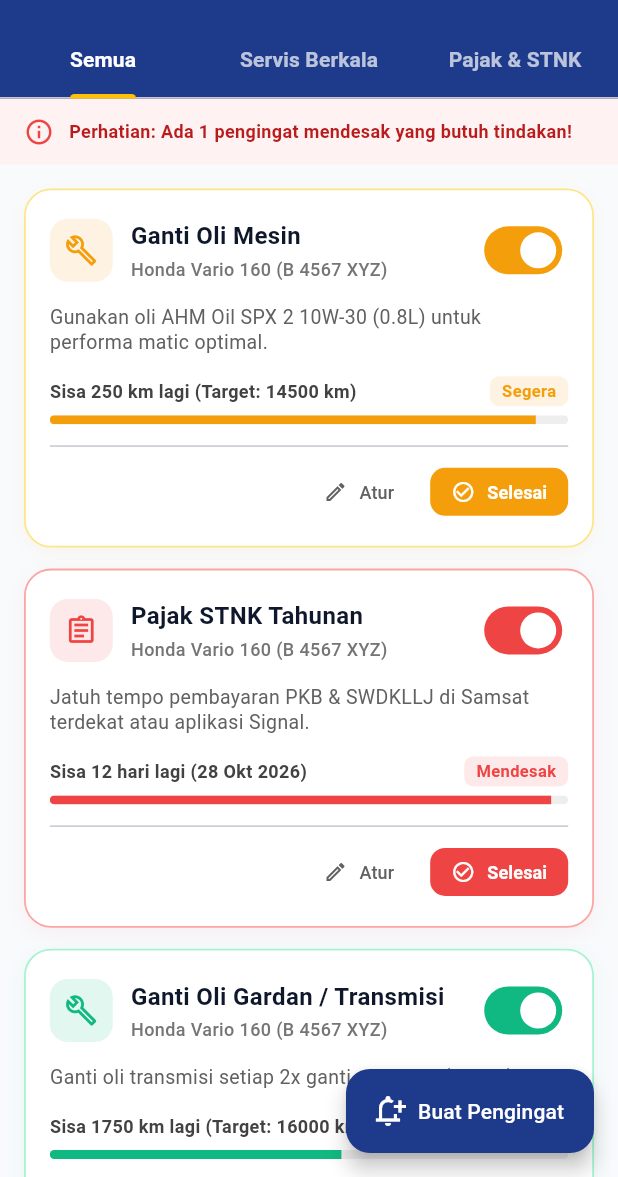
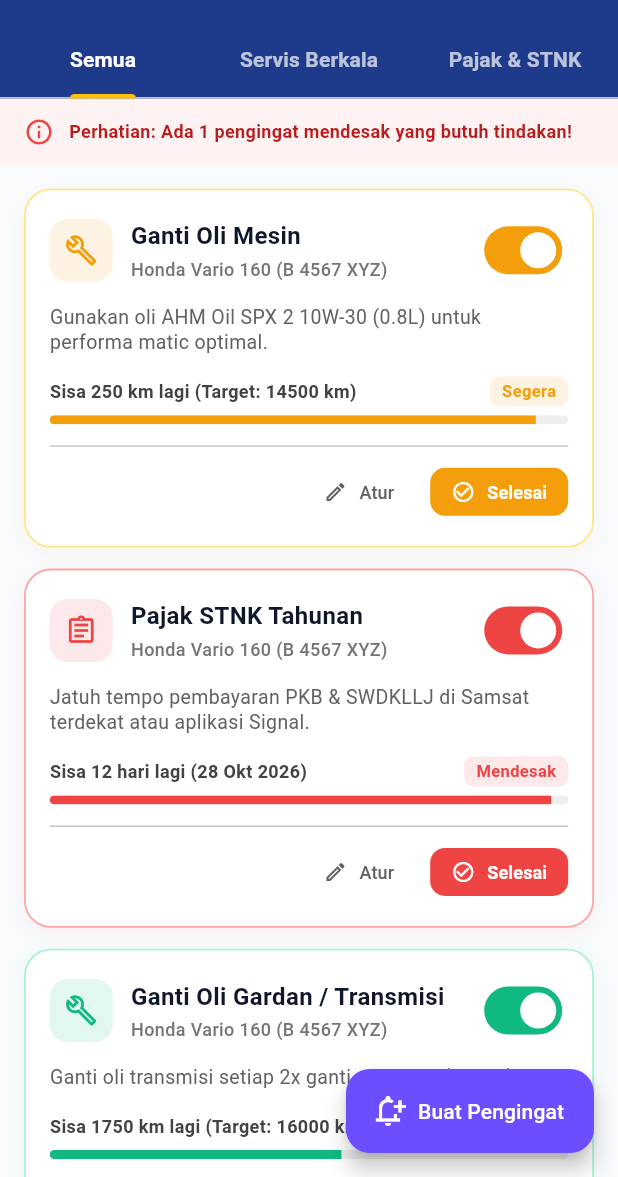
Before and after one commit to firzatunnisa/OdoTrack, a Flutter app: the screen it shows after launch, item 3 of the bottom bar chosen, on a phone screen of 412 x 824 dp, the part 59-1236 px from its top. Run offline on Flutter 3.47's test engine with Material 3 defaults, Android fonts, the phone set to English and light mode, and no system bars.

Commit message:
ganti warna tombol buat pengingat biar ungu

```diff
--- a/lib/modules/dashboard/reminder_page.dart
+++ b/lib/modules/dashboard/reminder_page.dart
@@ -263,7 +263,7 @@ class _ReminderPageState extends State<ReminderPage> with SingleTickerProviderSt
       ),
       floatingActionButton: FloatingActionButton.extended(
         onPressed: _showAddSheet,
-        backgroundColor: const Color(0xFF1E3A8A),
+        backgroundColor: const Color(0xFF6C4DFF),
         foregroundColor: Colors.white,
         icon: const Icon(Icons.notification_add_outlined),
         label: const Text('Buat Pengingat'),
```
